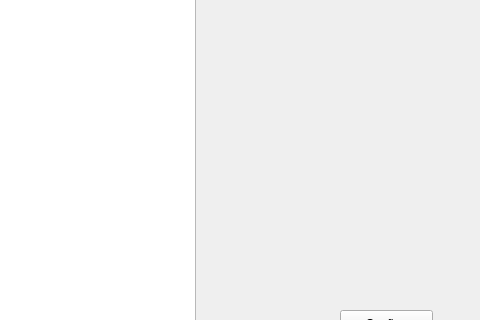
Old version of the form CS1D-Basketball-master/Basketball/option2.ui in the repository moetaei/CS1D-Basketball; both pictures show x 160 to 640 and y 160 to 480 of the 640 by 480 pixel window.
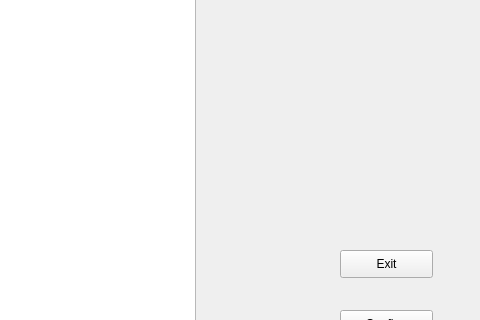
New version of the form.

```diff
--- a/CS1D-Basketball-master/Basketball/option2.ui
+++ b/CS1D-Basketball-master/Basketball/option2.ui
@@ -63,6 +63,19 @@
     <string>Confirm</string>
    </property>
   </widget>
+  <widget class="QPushButton" name="exitButton">
+   <property name="geometry">
+    <rect>
+     <x>500</x>
+     <y>410</y>
+     <width>93</width>
+     <height>28</height>
+    </rect>
+   </property>
+   <property name="text">
+    <string>Exit</string>
+   </property>
+  </widget>
  </widget>
  <resources/>
  <connections/>
```
Left out of the diff: 19 changed lines with no effect on the pictures.
